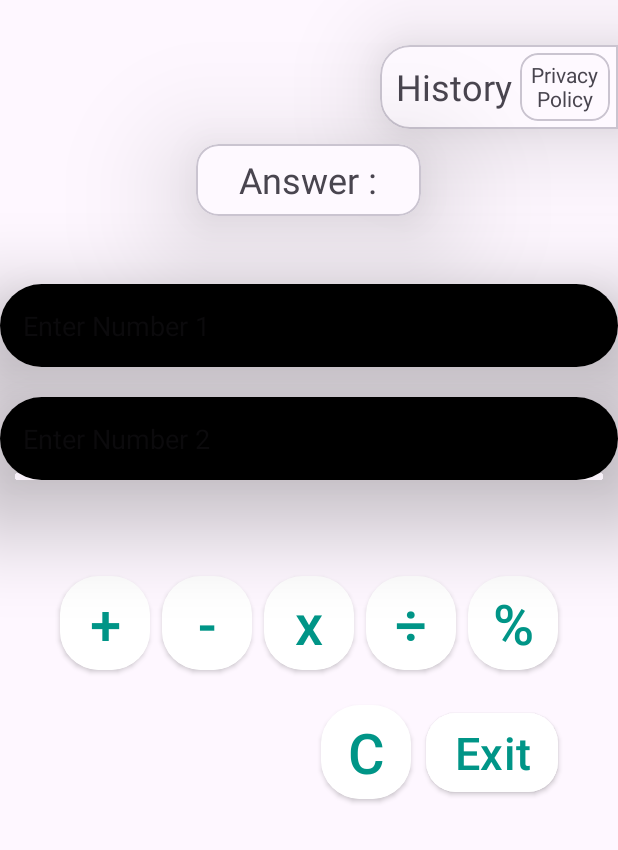
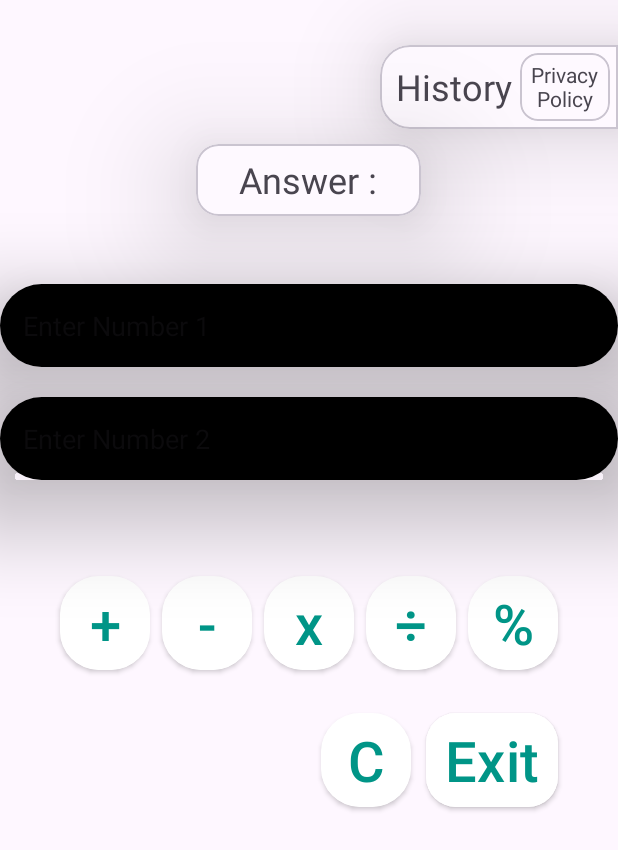
Before and after one commit to Tyagism/System-Calculator, an Android app: the screen it shows after launch (MainActivity), on a phone screen of 412 x 824 dp. Shown: the top 850 px of the screen. Run offline under Robolectric (Android 15) with nearby library versions, the phone set to English and light mode, and no system bars.

Commit message:
New Logo Added.

```diff
--- a/app/build.gradle.kts
+++ b/app/build.gradle.kts
@@ -11,8 +11,8 @@ android {
         applicationId = "com.syscal.systemcalculator"
         minSdk = 24
         targetSdk = 34
-        versionCode = 3
-        versionName = "1.8"
+        versionCode = 4
+        versionName = "1.9"
 
         testInstrumentationRunner = "androidx.test.runner.AndroidJUnitRunner"
     }
--- a/app/src/main/java/cal/system/systemcalculator/MainActivity.kt
+++ b/app/src/main/java/cal/system/systemcalculator/MainActivity.kt
@@ -11,8 +11,10 @@ import android.text.SpannableString
 import android.text.SpannableStringBuilder
 import android.text.Spanned
 import android.text.style.AlignmentSpan
+import android.view.View
 import android.widget.Button
 import android.widget.EditText
+import android.widget.ScrollView
 import android.widget.TextView
 import android.widget.Toast
 import androidx.annotation.RequiresApi
@@ -48,6 +50,7 @@ class MainActivity : AppCompatActivity() {
         val textView = findViewById<TextView>(R.id.textView)
         val txtview2 = findViewById<TextView>(R.id.txtView2)
         val percentbtn = findViewById<Button>(R.id.percent)
+        val scrollView = findViewById<ScrollView>(R.id.scroll1)
 
         txtview2.setOnClickListener {
             val url = "https://github.com/Tyagism/System-Calculator/blob/main/Privacy-Policy.md"
@@ -155,6 +158,11 @@ class MainActivity : AppCompatActivity() {
         }
 
 
+
+        scrollView.post { scrollView.fullScroll(View.FOCUS_DOWN) }
+
+
+
         clsbtn.setOnClickListener {
             num1.setText("")
             num2.setText("")
--- a/app/src/main/res/layout/activity_main.xml
+++ b/app/src/main/res/layout/activity_main.xml
@@ -117,10 +117,7 @@
             android:layout_width="wrap_content"
             android:layout_height="wrap_content"
             android:background="@color/background_color"
-            android:clickable="true"
             android:ems="20"
-            android:fadingEdge="none"
-            android:focusable="true"
             android:hint="@string/enter_number_1"
             android:inputType="numberDecimal|numberSigned"
             android:padding="15dp"
@@ -352,7 +349,7 @@
                     android:backgroundTint="@color/background_color"
                     android:background="@color/background_color"
                     android:textColor="#009587"
-                    android:textSize="30sp" />
+                    android:textSize="37sp" />
 
 
             </androidx.cardview.widget.CardView>
```
Also changed, not shown: app/src/main/ic_launcher-playstore.png, app/src/main/res/mipmap-hdpi/ic_launcher.webp, app/src/main/res/mipmap-hdpi/ic_launcher_foreground.webp, app/src/main/res/mipmap-hdpi/ic_launcher_round.webp, app/src/main/res/mipmap-mdpi/ic_launcher.webp, app/src/main/res/mipmap-mdpi/ic_launcher_foreground.webp, app/src/main/res/mipmap-mdpi/ic_launcher_round.webp, app/src/main/res/mipmap-xhdpi/ic_launcher.webp, app/src/main/res/mipmap-xhdpi/ic_launcher_foreground.webp, app/src/main/res/mipmap-xhdpi/ic_launcher_round.webp, app/src/main/res/mipmap-xxhdpi/ic_launcher.webp, app/src/main/res/mipmap-xxhdpi/ic_launcher_foreground.webp, app/src/main/res/mipmap-xxhdpi/ic_launcher_round.webp, app/src/main/res/mipmap-xxxhdpi/ic_launcher.webp, 2 more files.
